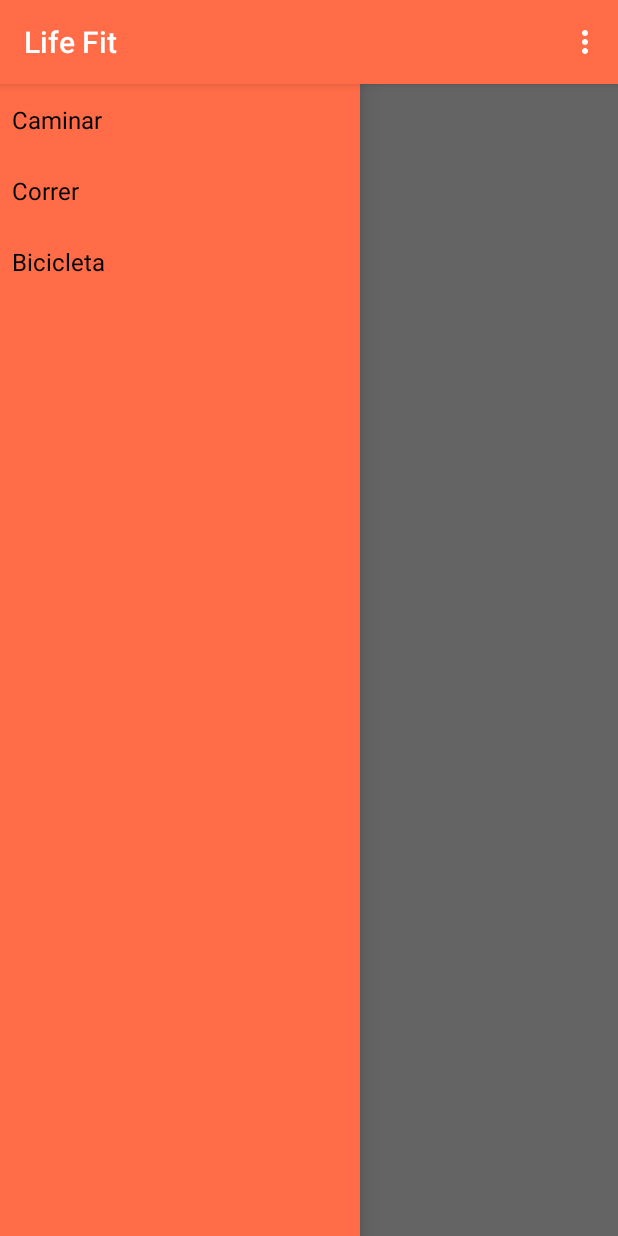
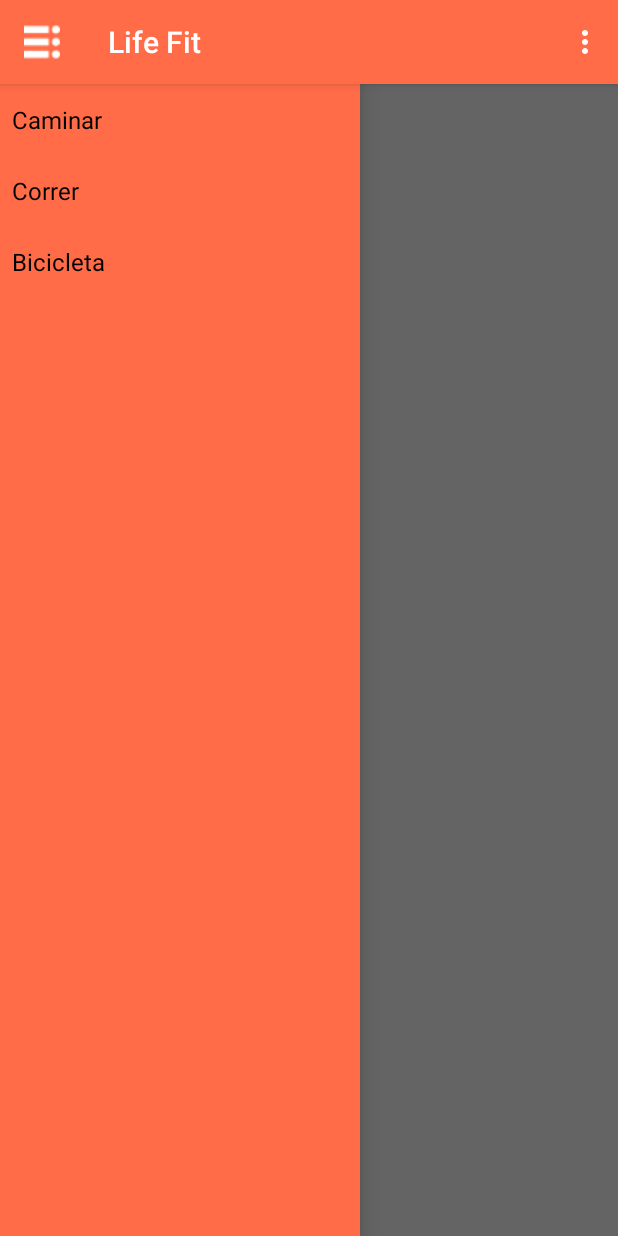
Before and after one commit to ManuelGuzowski12/LifeFit, an Android app: the screen it shows after launch (MainActivity), with the side drawer open, on a phone screen of 412 x 824 dp. Run offline under Robolectric (Android 15) with nearby library versions, the phone set to English and light mode, and no system bars.

Commit message:
Logo drawer

```diff
--- a/LifeFit2/app/src/main/java/lifefit/com/lifefit/MainActivity.java
+++ b/LifeFit2/app/src/main/java/lifefit/com/lifefit/MainActivity.java
@@ -1,6 +1,8 @@
 package lifefit.com.lifefit;
 
 
+import android.app.ActionBar;
+import android.support.v4.view.GravityCompat;
 import android.support.v4.widget.DrawerLayout;
 import android.support.v7.app.AppCompatActivity;
 import android.os.Bundle;
@@ -17,6 +19,7 @@ public class MainActivity extends AppCompatActivity implements AdapterView.OnIte
     private ListView listView;
     private  String[] menu_drawer;
     private Intent intent;
+    private android.support.v7.app.ActionBar actionBar;
     @Override
     protected void onCreate(Bundle savedInstanceState) {
         super.onCreate(savedInstanceState);
@@ -25,6 +28,10 @@ public class MainActivity extends AppCompatActivity implements AdapterView.OnIte
         listView = (ListView)findViewById(R.id.left_drawer_list);
         listView.setAdapter(new ArrayAdapter<>(this, R.layout.support_simple_spinner_dropdown_item, menu_drawer));
         listView.setOnItemClickListener(this);
+        actionBar = getSupportActionBar();
+        actionBar.setHomeAsUpIndicator(R.drawable.ic_drawer);
+        actionBar.setDisplayHomeAsUpEnabled(true);
+
     }
 
     @Override
@@ -39,7 +46,10 @@ public class MainActivity extends AppCompatActivity implements AdapterView.OnIte
         // Handle action bar item clicks here. The action bar will
         // automatically handle clicks on the Home/Up button, so long
         // as you specify a parent activity in AndroidManifest.xml.
-        return super.onOptionsItemSelected(item);
+        switch (item.getItemId()) {
+            default:
+                return super.onOptionsItemSelected(item);
+        }
     }
 
     @Override
--- a/LifeFit2/app/src/main/res/layout/activity_main.xml
+++ b/LifeFit2/app/src/main/res/layout/activity_main.xml
@@ -18,6 +18,7 @@
         android:choiceMode="singleChoice"
         android:divider="@android:color/transparent"
         android:dividerHeight="0dp"
-        android:background="#FF6C47"/>
+        android:background="#FF6C47"
+        android:drawSelectorOnTop="false" />
 
 </android.support.v4.widget.DrawerLayout>
--- /dev/null
+++ b/LifeFit2/app/src/main/res/menu/global.xml
@@ -0,0 +1,5 @@
+<menu xmlns:android="http://schemas.android.com/apk/res/android"
+    xmlns:app="http://schemas.android.com/apk/res-auto">
+    <item android:id="@+id/action_settings" android:title="@string/action_settings"
+        android:orderInCategory="100" app:showAsAction="never" />
+</menu>
--- a/LifeFit2/app/src/main/res/values/dimens.xml
+++ b/LifeFit2/app/src/main/res/values/dimens.xml
@@ -2,4 +2,8 @@
     <!-- Default screen margins, per the Android Design guidelines. -->
     <dimen name="activity_horizontal_margin">16dp</dimen>
     <dimen name="activity_vertical_margin">16dp</dimen>
+
+    <!-- Per the design guidelines, navigation drawers should be between 240dp and 320dp:
+         https://developer.android.com/design/patterns/navigation-drawer.html -->
+    <dimen name="navigation_drawer_width">240dp</dimen>
 </resources>
```
Also changed, not shown: LifeFit2/app/src/main/res/menu/main2.xml (added, +9 -0 lines), LifeFit2/app/src/main/res/values/strings.xml (+10 -0 lines), LifeFit2/app/src/main/res/drawable/ic_drawer.png.
